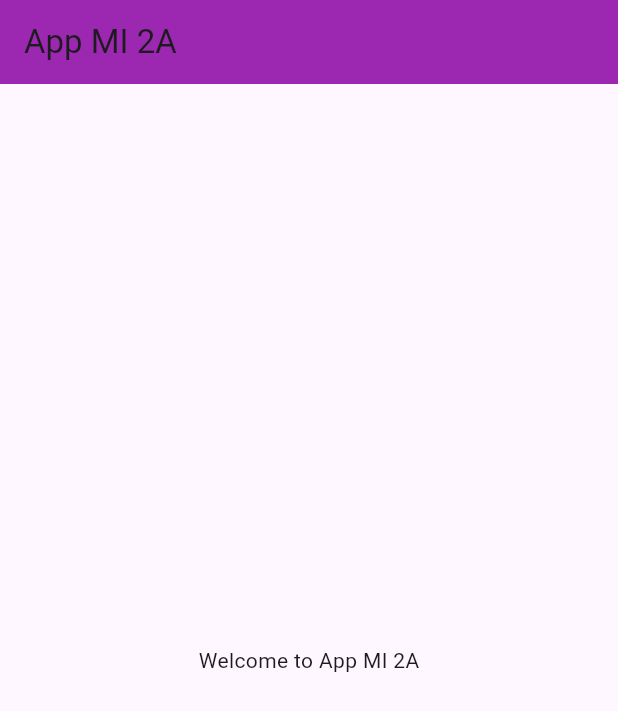
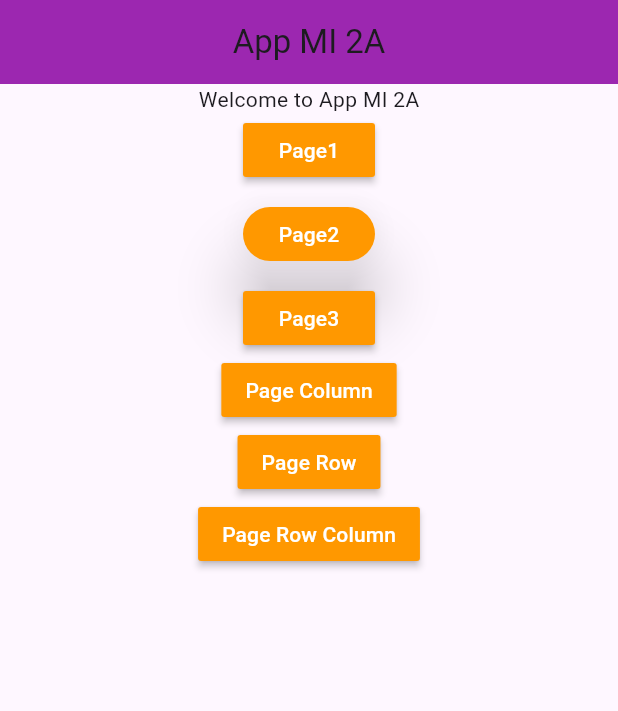
Before and after one commit to ahmadHaikal0010/flutter_mi2a, a Flutter app: the screen it shows after launch, on a phone screen of 412 x 824 dp. Shown: the top 711 px of the screen. Run offline on Flutter 3.47's test engine with Material 3 defaults, Android fonts, the phone set to English and light mode, and no system bars.

Commit message:
pindah page dan layout body

```diff
--- a/lib/main.dart
+++ b/lib/main.dart
@@ -1,4 +1,10 @@
 import 'package:flutter/material.dart';
+import 'package:flutter_mi2a/screen/page_column.dart';
+import 'package:flutter_mi2a/screen/page_dua.dart';
+import 'package:flutter_mi2a/screen/page_row.dart';
+import 'package:flutter_mi2a/screen/page_row_column.dart';
+import 'package:flutter_mi2a/screen/page_satu.dart';
+import 'package:flutter_mi2a/screen/page_tiga.dart';
 
 void main() {
   runApp(const MyApp());
@@ -37,7 +43,7 @@ class MyApp extends StatelessWidget {
   }
 }
 
-class PageUtama extends StatelessWidget{
+class PageUtama extends StatelessWidget {
   const PageUtama({super.key});
 
   @override
@@ -45,10 +51,103 @@ class PageUtama extends StatelessWidget{
     return Scaffold(
       appBar: AppBar(
         title: Text("App MI 2A"),
+        centerTitle: true,
         backgroundColor: Colors.purple,
       ),
       body: Center(
-        child: Text("Welcome to App MI 2A"),
+        child: Column(
+          // mainAxisAlignment: MainAxisAlignment.center,
+          // crossAxisAlignment: CrossAxisAlignment.start,
+          children: [
+            Text("Welcome to App MI 2A"),
+            MaterialButton(
+              onPressed: () {
+                Navigator.push(
+                  context,
+                  MaterialPageRoute(builder: (context) => PageSatu()),
+                ); // berfungsi untuk pindah page
+              },
+              color: Colors.orange,
+              child: Text(
+                "Page1",
+                style: TextStyle(fontSize: 14, color: Colors.white),
+              ),
+            ),
+            Padding(
+              padding: const EdgeInsets.all(8.0),
+              child: MaterialButton(
+                onPressed: () {
+                  Navigator.push(
+                    context,
+                    MaterialPageRoute(builder: (context) => PageDua()),
+                  );
+                },
+                elevation: 18.0,
+                shape: RoundedRectangleBorder(
+                  borderRadius: BorderRadius.circular(20),
+                ),
+                color: Colors.orange,
+                clipBehavior: Clip.antiAlias,
+                child: Text(
+                  "Page2",
+                  style: TextStyle(fontSize: 14, color: Colors.white),
+                ),
+              ),
+            ),
+            MaterialButton(
+              onPressed: () {
+                Navigator.push(
+                  context,
+                  MaterialPageRoute(builder: (context) => PageTiga()),
+                );
+              },
+              color: Colors.orange,
+              child: Text(
+                "Page3",
+                style: TextStyle(fontSize: 14, color: Colors.white),
+              ),
+            ),
+            MaterialButton(
+              onPressed: () {
+                Navigator.push(
+                  context,
+                  MaterialPageRoute(builder: (context) => PageColumn()),
+                ); // berfungsi untuk pindah page
+              },
+              color: Colors.orange,
+              child: Text(
+                "Page Column",
+                style: TextStyle(fontSize: 14, color: Colors.white),
+              ),
+            ),
+            MaterialButton(
+              onPressed: () {
+                Navigator.push(
+                  context,
+                  MaterialPageRoute(builder: (context) => PageRow()),
+                ); // berfungsi untuk pindah page
+              },
+              color: Colors.orange,
+              child: Text(
+                "Page Row",
+                style: TextStyle(fontSize: 14, color: Colors.white),
+              ),
+            ),
+            MaterialButton(
+              onPressed: () {
+                Navigator.push(
+                  context,
+                  MaterialPageRoute(builder: (context) => PageRowColumn()),
+                ); // berfungsi untuk pindah page
+              },
+              color: Colors.orange,
+              child: Text(
+                "Page Row Column",
+                style: TextStyle(fontSize: 14, color: Colors.white),
+              ),
+            ),
+          ],
+        ),
       ),
     );
   }
```
Also changed, not shown: lib/screen/page_column.dart (added, +27 -0 lines), lib/screen/page_dua.dart (added, +19 -0 lines), lib/screen/page_row.dart (added, +26 -0 lines), lib/screen/page_row_column.dart (added, +47 -0 lines), lib/screen/page_satu.dart (added, +19 -0 lines), lib/screen/page_tiga.dart (added, +20 -0 lines).
